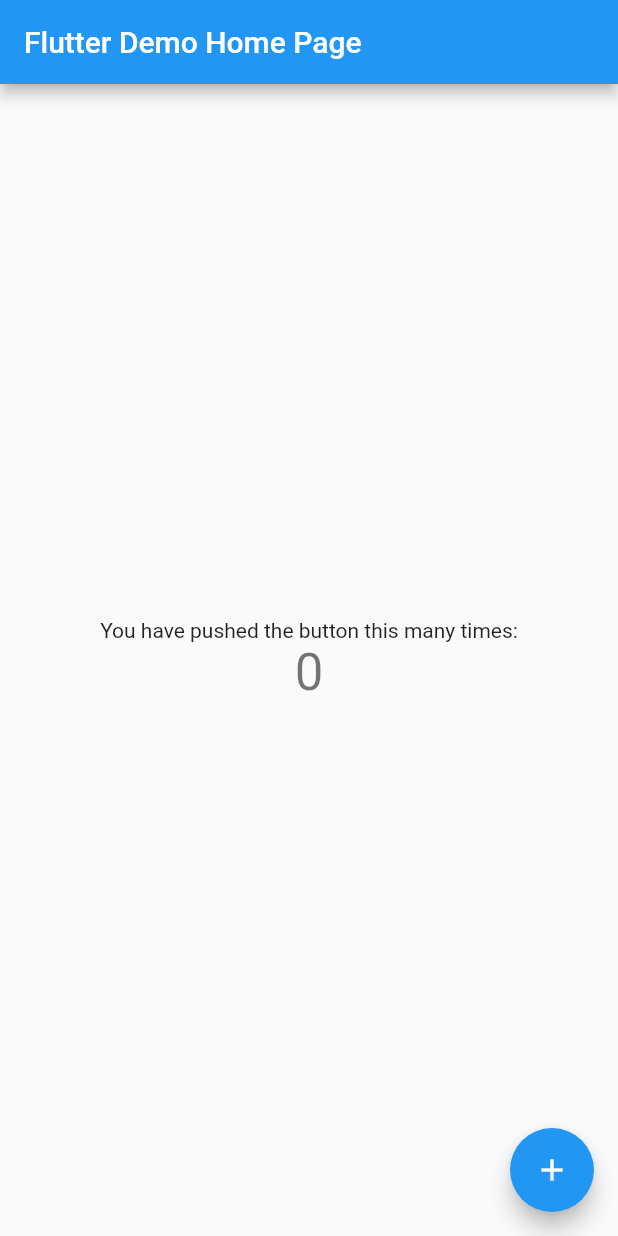
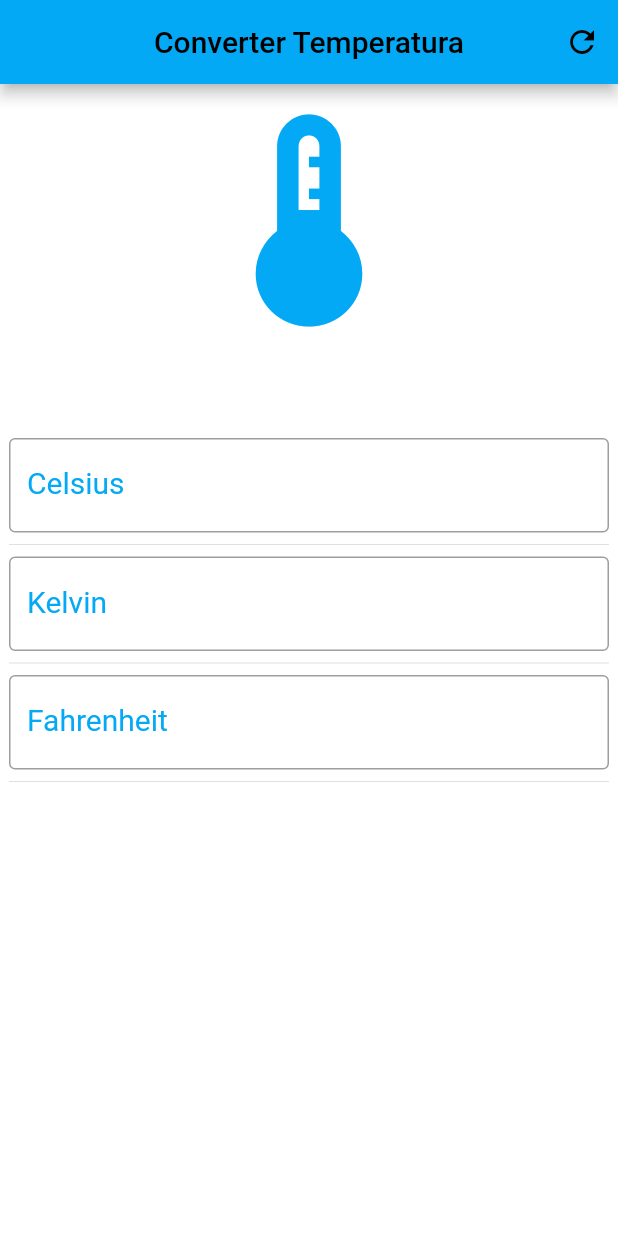
Before and after one commit to Lucas-Alipio/UnitsConversion_Flutter, a Flutter app: the screen it shows after launch, on a phone screen of 412 x 824 dp. Run offline on Flutter 3.47's test engine with Material 2 defaults, Android fonts, the phone set to English and light mode, and no system bars.

Commit message:
Parte funcional do projeto.

```diff
--- a/lib/main.dart
+++ b/lib/main.dart
@@ -1,4 +1,5 @@
 import 'package:flutter/material.dart';
+
 
 void main() {
   runApp(const MyApp());
@@ -7,109 +8,132 @@ void main() {
 class MyApp extends StatelessWidget {
   const MyApp({Key? key}) : super(key: key);
 
-  // This widget is the root of your application.
   @override
   Widget build(BuildContext context) {
     return MaterialApp(
-      title: 'Flutter Demo',
+      title: 'Units Conversion',
       theme: ThemeData(
-        // This is the theme of your application.
-        //
-        // Try running your application with "flutter run". You'll see the
-        // application has a blue toolbar. Then, without quitting the app, try
-        // changing the primarySwatch below to Colors.green and then invoke
-        // "hot reload" (press "r" in the console where you ran "flutter run",
-        // or simply save your changes to "hot reload" in a Flutter IDE).
-        // Notice that the counter didn't reset back to zero; the application
-        // is not restarted.
-        primarySwatch: Colors.blue,
+        primarySwatch: Colors.lightBlue,
       ),
-      home: const MyHomePage(title: 'Flutter Demo Home Page'),
+      debugShowCheckedModeBanner: false,
+      home: const TemperaturePage(title: 'Temperature conversion'),
     );
   }
 }
 
-class MyHomePage extends StatefulWidget {
-  const MyHomePage({Key? key, required this.title}) : super(key: key);
 
-  // This widget is the home page of your application. It is stateful, meaning
-  // that it has a State object (defined below) that contains fields that affect
-  // how it looks.
-
-  // This class is the configuration for the state. It holds the values (in this
-  // case the title) provided by the parent (in this case the App widget) and
-  // used by the build method of the State. Fields in a Widget subclass are
-  // always marked "final".
+class TemperaturePage extends StatefulWidget {
+  const TemperaturePage({Key? key, required this.title}) : super(key: key);
 
   final String title;
 
   @override
-  State<MyHomePage> createState() => _MyHomePageState();
+  State<TemperaturePage> createState() => _TemperaturePageState();
 }
 
-class _MyHomePageState extends State<MyHomePage> {
-  int _counter = 0;
+class _TemperaturePageState extends State<TemperaturePage> {
 
-  void _incrementCounter() {
-    setState(() {
-      // This call to setState tells the Flutter framework that something has
-      // changed in this State, which causes it to rerun the build method below
-      // so that the display can reflect the updated values. If we changed
-      // _counter without calling setState(), then the build method would not be
-      // called again, and so nothing would appear to happen.
-      _counter++;
-    });
+  final celsiusControler = TextEditingController();
+  final kelvinControler = TextEditingController();
+  final fahrenheitControler = TextEditingController();
+
+  double celsius = 0;
+  double kelvin = 0;
+  double fahrenheit = 0;
+
+  void _celsiusChanged(String text) {
+    if (text.isEmpty)
+      _resetFields(false, celsius: false, kelvin: true, fahrenheit: true);
+    else {
+      celsius = double.parse(text);
+      kelvinControler.text = (celsius+273.15).toStringAsFixed(2);
+      fahrenheitControler.text = (celsius*9/5 + 32).toStringAsFixed(2);
+    }
+  }
+
+  void _kelvinChanged(String text) {
+    if (text.isEmpty)
+      _resetFields(false, celsius: true, kelvin: false, fahrenheit: true);
+    else {
+      kelvin = double.parse(text);
+      celsiusControler.text = (kelvin - 273.15).toStringAsFixed(2);
+      fahrenheitControler.text = (((kelvin-273.15)/5)*9 + 32).toStringAsFixed(2);
+    }
+  }
+
+  void _fahrenheitChanged(String text) {
+    if (text.isEmpty)
+      _resetFields(false, celsius: true, kelvin: true, fahrenheit: false);
+    else {
+      fahrenheit = double.parse(text);
+      celsiusControler.text = ((fahrenheit-32) * 5/9).toStringAsFixed(2);
+      kelvinControler.text = (((fahrenheit-32)/9)*5 + 273.15).toStringAsFixed(2);
+    }
+  }
+
+  void _resetFields (bool desfoca, {required bool celsius, required bool kelvin, required bool fahrenheit}) {
+    if (celsius == true) celsiusControler.text = "";
+    if (kelvin == true) kelvinControler.text = "";
+    if (fahrenheit == true) fahrenheitControler.text = "";
+    if (desfoca == true){
+      WidgetsBinding.instance?.focusManager.primaryFocus?.unfocus();
+    }
   }
 
   @override
   Widget build(BuildContext context) {
-    // This method is rerun every time setState is called, for instance as done
-    // by the _incrementCounter method above.
-    //
-    // The Flutter framework has been optimized to make rerunning build methods
-    // fast, so that you can just rebuild anything that needs updating rather
-    // than having to individually change instances of widgets.
     return Scaffold(
+      backgroundColor: Colors.white,
       appBar: AppBar(
-        // Here we take the value from the MyHomePage object that was created by
-        // the App.build method, and use it to set our appbar title.
-        title: Text(widget.title),
+        title: Text("Converter Temperatura",
+          style: TextStyle(color: Colors.black)),
+        backgroundColor: Colors.lightBlue,
+        centerTitle: true,
+        actions: [
+          IconButton(
+            icon: Icon(
+              Icons.refresh,
+              color: Colors.black,
+            ),
+            onPressed: () {
+              _resetFields(true, celsius: true, kelvin: true, fahrenheit: true);
+            },
+          ),
+        ],
       ),
-      body: Center(
-        // Center is a layout widget. It takes a single child and positions it
-        // in the middle of the parent.
+      body: SingleChildScrollView(
+        padding: EdgeInsets.all(6),
         child: Column(
-          // Column is also a layout widget. It takes a list of children and
-          // arranges them vertically. By default, it sizes itself to fit its
-          // children horizontally, and tries to be as tall as its parent.
-          //
-          // Invoke "debug painting" (press "p" in the console, choose the
-          // "Toggle Debug Paint" action from the Flutter Inspector in Android
-          // Studio, or the "Toggle Debug Paint" command in Visual Studio Code)
-          // to see the wireframe for each widget.
-          //
-          // Column has various properties to control how it sizes itself and
-          // how it positions its children. Here we use mainAxisAlignment to
-          // center the children vertically; the main axis here is the vertical
-          // axis because Columns are vertical (the cross axis would be
-          // horizontal).
-          mainAxisAlignment: MainAxisAlignment.center,
-          children: <Widget>[
-            const Text(
-              'You have pushed the button this many times:',
+          crossAxisAlignment: CrossAxisAlignment.stretch,
+          children: [
+            Icon(Icons.device_thermostat_sharp, size: 170, color: Colors.lightBlue),
+            SizedBox(
+              height: 60,
             ),
-            Text(
-              '$_counter',
-              style: Theme.of(context).textTheme.headline4,
-            ),
+            buildTextField("Celsius", "C", celsiusControler, _celsiusChanged),
+            Divider(),
+            buildTextField("Kelvin", "K", kelvinControler, _kelvinChanged),
+            Divider(),
+            buildTextField("Fahrenheit", "F", fahrenheitControler, _fahrenheitChanged),
+            Divider(),
           ],
         ),
-      ),
-      floatingActionButton: FloatingActionButton(
-        onPressed: _incrementCounter,
-        tooltip: 'Increment',
-        child: const Icon(Icons.add),
-      ), // This trailing comma makes auto-formatting nicer for build methods.
+      )
     );
   }
 }
+
+Widget buildTextField(String label, String prefix, TextEditingController c, Function(String) f) {
+  return TextField(
+    controller: c,
+    decoration: InputDecoration(
+      labelText: label,
+      labelStyle: TextStyle(color: Colors.lightBlue),
+      border: OutlineInputBorder(),
+      prefixText: prefix
+    ),
+    style: TextStyle(color: Colors.black, fontSize: 20),
+    onChanged: f,
+    keyboardType: TextInputType.number,
+  );
+}
```
